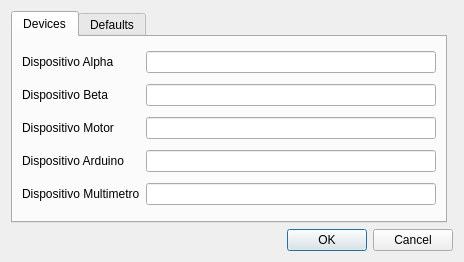
First picture: the form in preferences.ui, repository froque/AeroIST, before the edit.
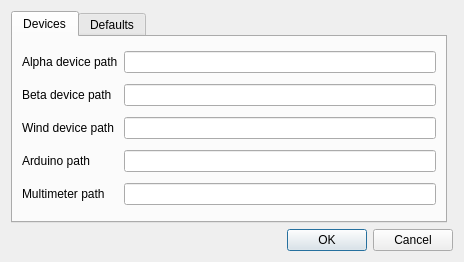
Second picture: the form after the edit. The open tabs and pages were chosen to show the change.

The edit to the form file:
```diff
--- a/preferences.ui
+++ b/preferences.ui
@@ -49,7 +49,7 @@
        <item row="0" column="0">
         <widget class="QLabel" name="label">
          <property name="text">
-          <string>Dispositivo Alpha </string>
+          <string>Alpha device path</string>
          </property>
         </widget>
        </item>
@@ -59,7 +59,7 @@
        <item row="1" column="0">
         <widget class="QLabel" name="label_2">
          <property name="text">
-          <string>Dispositivo Beta</string>
+          <string>Beta device path</string>
          </property>
         </widget>
        </item>
@@ -69,7 +69,7 @@
        <item row="2" column="0">
         <widget class="QLabel" name="label_3">
          <property name="text">
-          <string>Dispositivo Motor</string>
+          <string>Wind device path</string>
          </property>
         </widget>
        </item>
@@ -79,7 +79,7 @@
        <item row="3" column="0">
         <widget class="QLabel" name="label_4">
          <property name="text">
-          <string>Dispositivo Arduino</string>
+          <string>Arduino path</string>
          </property>
         </widget>
        </item>
@@ -89,7 +89,7 @@
        <item row="4" column="0">
         <widget class="QLabel" name="label_5">
          <property name="text">
-          <string>Dispositivo Multimetro</string>
+          <string>Multimeter path</string>
          </property>
         </widget>
        </item>
```
